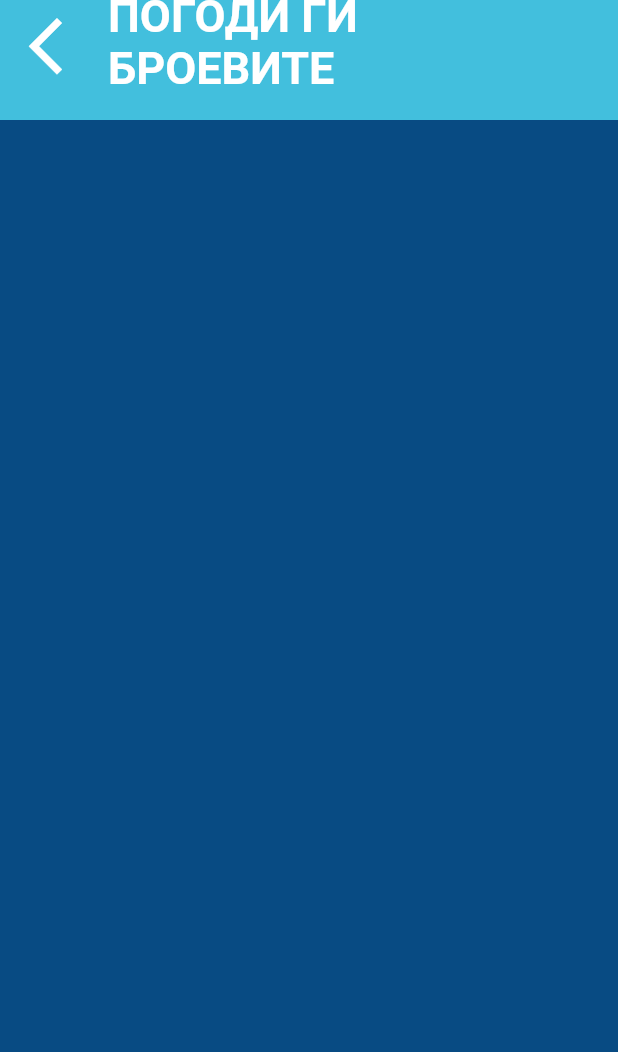
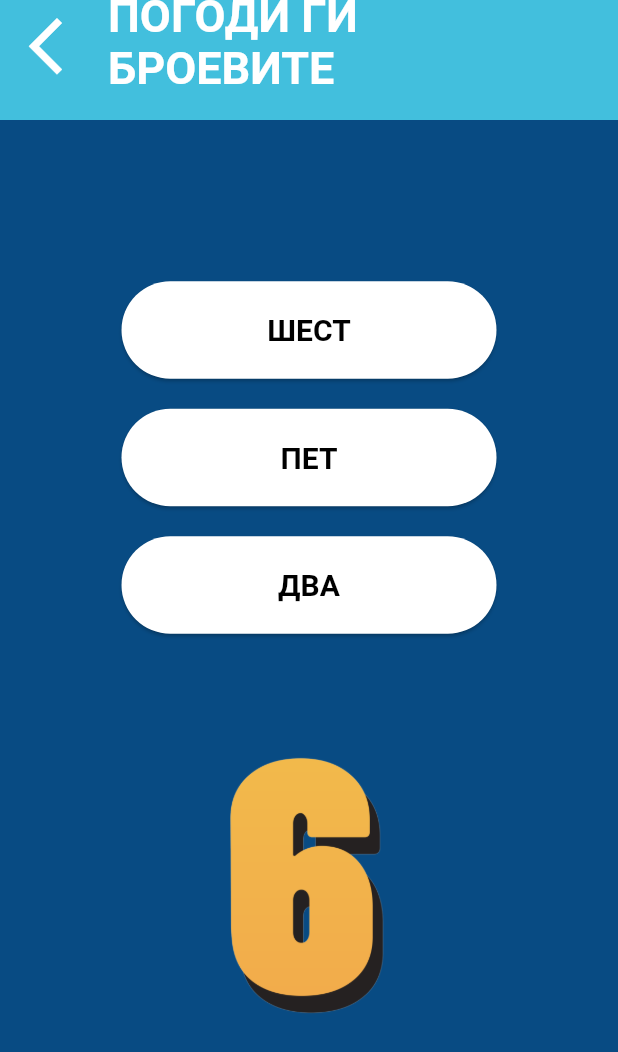
Before and after one commit to Solunska/my-assistant, a Flutter app: the Questions screen opened directly, on a phone screen of 412 x 824 dp. Shown: the top 1052 px of the screen. Run offline on Flutter 3.47's test engine with Material 3 defaults, Android fonts, the phone set to English and light mode, and no system bars.

Commit message:
questions finished

```diff
--- a/lib/screens/methods.dart
+++ b/lib/screens/methods.dart
@@ -1,7 +1,7 @@
 import 'package:flutter/material.dart';
 import 'package:my_assistant/UI/button.dart';
 import 'package:my_assistant/screens/categories.dart';
-import 'package:my_assistant/screens/play_moodes.dart';
+import 'package:my_assistant/screens/play_modes.dart';
 
 class LearningMethodsScreen extends StatelessWidget {
   const LearningMethodsScreen({super.key});
--- a/lib/screens/questions.dart
+++ b/lib/screens/questions.dart
@@ -14,17 +14,16 @@ class Questions extends StatefulWidget {
 }
 
 class QuestionsState extends State<Questions> {
-  List<dynamic> shuffledImages = [];
-  List<dynamic> shuffledTitles = [];
-  List<int> selectedImagesIndex = [];
-  List<int> selectedTitlesIndex = [];
-  bool isConnecting = false;
+  List<dynamic> items = [];
+  List<String> answers = [];
+  List<String> disabledAnswers = [];
+  dynamic currentItem;
+  String message = '';
 
   @override
   void initState() {
     super.initState();
 
-    List<dynamic> items = [];
     if (widget.category == 'numbers') {
       items = List<dynamic>.from(numbers);
     } else if (widget.category == 'shapes') {
@@ -35,8 +34,28 @@ class QuestionsState extends State<Questions> {
       items = List<dynamic>.from(foods);
     }
 
-    shuffledImages = List.from(items)..shuffle();
-    shuffledTitles = List.from(items)..shuffle();
+    setupQuestion();
+  }
+
+  void setupQuestion() {
+    items.shuffle();
+    answers =
+        items.take(3).map<String>((item) => item.title as String).toList();
+    answers.shuffle();
+    disabledAnswers.clear();
+    currentItem = items.first;
+  }
+
+  void checkAnswer(String answer) {
+    setState(() {
+      if (answer == currentItem.title) {
+        message = 'ТОЧНО!';
+        setupQuestion();
+      } else {
+        message = 'ГРЕШНО, ОБИДИ СЕ ПОВТОРНО!';
+        disabledAnswers.add(answer); // Add incorrect answer to disabled list
+      }
+    });
   }
 
   @override
@@ -72,6 +91,60 @@ class QuestionsState extends State<Questions> {
           ),
         ),
       ),
+      body: Center(
+        child: Column(
+          mainAxisAlignment: MainAxisAlignment.center,
+          children: [
+            for (var answer in answers)
+              Padding(
+                padding: const EdgeInsets.symmetric(vertical: 10.0),
+                child: SizedBox(
+                  width: 250,
+                  height: 65,
+                  child: ElevatedButton(
+                    onPressed: disabledAnswers.contains(answer)
+                        ? null
+                        : () => checkAnswer(answer),
+                    style: ElevatedButton.styleFrom(
+                      padding: const EdgeInsets.symmetric(
+                        horizontal: 30,
+                        vertical: 15,
+                      ),
+                      textStyle: const TextStyle(
+                        fontSize: 20,
+                        fontWeight: FontWeight.bold,
+                        color: Colors.black, // Text color
+                      ),
+                      backgroundColor: disabledAnswers.contains(answer)
+                          ? Colors.red
+                          : Colors.white, // Background color
+                    ),
+                    child: Text(
+                      answer,
+                      style: const TextStyle(
+                        color: Colors.black, // Text color
+                      ),
+                    ),
+                  ),
+                ),
+              ),
+            const SizedBox(height: 60),
+            SizedBox(
+              width: 200,
+              height: 200,
+              child: Image.asset(currentItem.image),
+            ),
+            Text(
+              message,
+              style: TextStyle(
+                fontSize: 24,
+                fontWeight: FontWeight.bold,
+                color: message == 'ТОЧНО!' ? Colors.green : Colors.red,
+              ),
+            ),
+          ],
+        ),
+      ),
     );
   }
 }
```
Also changed, not shown: lib/screens/play_modes.dart (renamed from lib/screens/play_moodes.dart).
